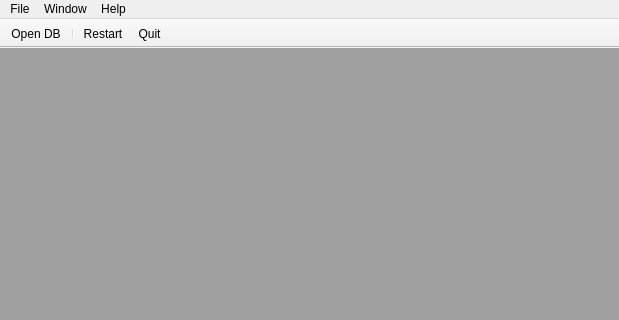
First picture: the form in qredis/ui/RedisWindow.ui, repository tiagocoutinho/qredis, before the edit; both pictures show x 0 to 619 and y 0 to 320 of the 619 by 477 pixel window.
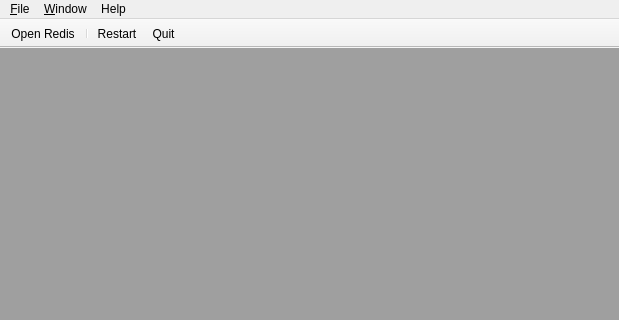
Second picture: the form after the edit. Icons and pictures are not drawn.

Diff of the .ui file:
```diff
--- a/qredis/ui/RedisWindow.ui
+++ b/qredis/ui/RedisWindow.ui
@@ -59,7 +59,7 @@
    </property>
    <widget class="QMenu" name="menuFile">
     <property name="title">
-     <string>File</string>
+     <string>&amp;File</string>
     </property>
     <addaction name="restart_action"/>
     <addaction name="separator"/>
@@ -75,7 +75,7 @@
    </widget>
    <widget class="QMenu" name="menuWindow">
     <property name="title">
-     <string>Window</string>
+     <string>&amp;Window</string>
     </property>
     <addaction name="tab_windows_action"/>
     <addaction name="separator"/>
@@ -152,7 +152,7 @@
     </iconset>
    </property>
    <property name="text">
-    <string>Open DB</string>
+    <string>Open Redis</string>
    </property>
    <property name="toolTip">
     <string>Opens a new redis DB connection in a new sub-window</string>
```
Left out of the diff: 1 changed line with no effect on the pictures.
